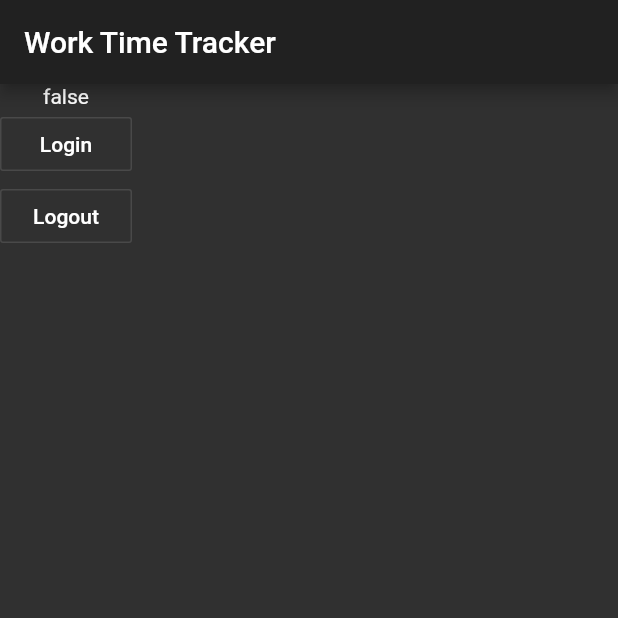
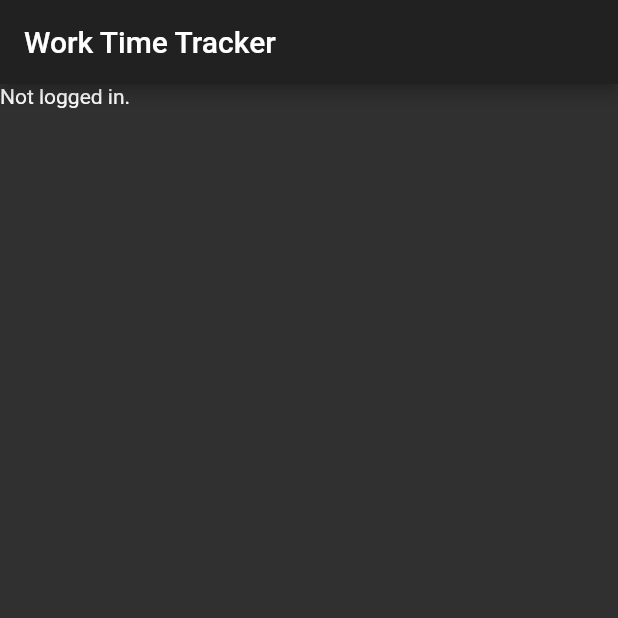
Before and after one commit to tfriem/organizer, a Flutter app: the screen it shows after launch, on a phone screen of 412 x 824 dp, the top half of it. Run offline on Flutter 3.47's test engine with Material 2 defaults, Android fonts, the phone set to English and light mode, and no system bars; our stand-ins replace firebase_auth, flutter_redux, google_sign_in, redux; accounts and stored records are empty.

Commit message:
Integrate firebase authentication with the store

```diff
--- a/lib/data.dart
+++ b/lib/data.dart
@@ -1,15 +1,16 @@
-enum Actions { login, logout }
+import 'dart:async';
+
+import 'package:firebase_auth/firebase_auth.dart';
+import 'package:google_sign_in/google_sign_in.dart';
+import 'package:redux/redux.dart';
 
 AppState appReducer(AppState state, dynamic action) {
   return AppState(authReducer(state.auth, action));
 }
 
 AuthState authReducer(AuthState state, dynamic action) {
-  if (action == Actions.login) {
-    return AuthState(loggedIn: true);
-  }
-  if (action == Actions.logout) {
-    return AuthState(loggedIn: false);
+  if (action is UserLoadedAction) {
+    return new AuthState(action.firebaseUser);
   }
   return state;
 }
@@ -22,8 +23,40 @@ class AppState {
 }
 
 class AuthState {
-  final bool loggedIn;
+  final FirebaseUser firebaseUser;
 
-  AuthState({this.loggedIn});
-  AuthState.initialState() : loggedIn = false;
+  AuthState(this.firebaseUser);
+  AuthState.initialState() : firebaseUser = null;
 }
+
+class InitAppAction {}
+
+class UserLoadedAction {
+  final FirebaseUser firebaseUser;
+
+  UserLoadedAction(this.firebaseUser);
+}
+
+firebaseMiddleware(Store<AppState> store, action, NextDispatcher next) {
+  if (action is InitAppAction) {
+    FirebaseAuth.instance.currentUser().then((user) {
+      if (user != null) {
+        store.dispatch(UserLoadedAction(user));
+      } else {
+        _handleLogin().then((user) => store.dispatch(UserLoadedAction(user)));
+      }
+    });
+  }
+  next(action);
+}
+
+Future<FirebaseUser> _handleLogin() async {
+  GoogleSignInAccount googleUser = await GoogleSignIn().signIn();
+  GoogleSignInAuthentication googleAuth = await googleUser.authentication;
+  FirebaseUser user = await FirebaseAuth.instance.signInWithGoogle(
+    accessToken: googleAuth.accessToken,
+    idToken: googleAuth.idToken,
+  );
+
+  return user;
+}
--- a/lib/work_time_tracker.dart
+++ b/lib/work_time_tracker.dart
@@ -1,3 +1,4 @@
+import 'package:firebase_auth/firebase_auth.dart';
 import 'package:flutter/material.dart';
 import 'package:flutter_redux/flutter_redux.dart';
 import 'package:redux/redux.dart';
@@ -17,32 +18,20 @@ class WorkTimeTrackerScreen extends StatelessWidget {
 }
 
 class LoginViewModel {
-  final bool loggedIn;
-  final VoidCallback login;
-  final VoidCallback logout;
+  final FirebaseUser firebaseUser;
 
-  LoginViewModel(this.loggedIn, this.login, this.logout);
+  LoginViewModel(this.firebaseUser);
 }
 
 class LoginState extends StatelessWidget {
   @override
   Widget build(BuildContext context) {
     return StoreConnector<AppState, LoginViewModel>(
-      converter: (Store<AppState> store) => new LoginViewModel(
-          store.state.auth.loggedIn,
-          () => store.dispatch(Actions.login),
-          () => store.dispatch(Actions.logout)),
+      converter: (Store<AppState> store) =>
+          new LoginViewModel(store.state.auth.firebaseUser),
       builder: (BuildContext context, LoginViewModel vm) {
         return new Column(children: <Widget>[
-          Text(vm.loggedIn.toString()),
-          OutlineButton(
-            onPressed: vm.login,
-            child: Text("Login"),
-          ),
-          OutlineButton(
-            onPressed: vm.logout,
-            child: Text("Logout"),
-          )
+          Text(vm.firebaseUser?.displayName ?? 'Not logged in.'),
         ]);
       },
     );
```
Also changed, not shown: lib/main.dart (+4 -20 lines).
